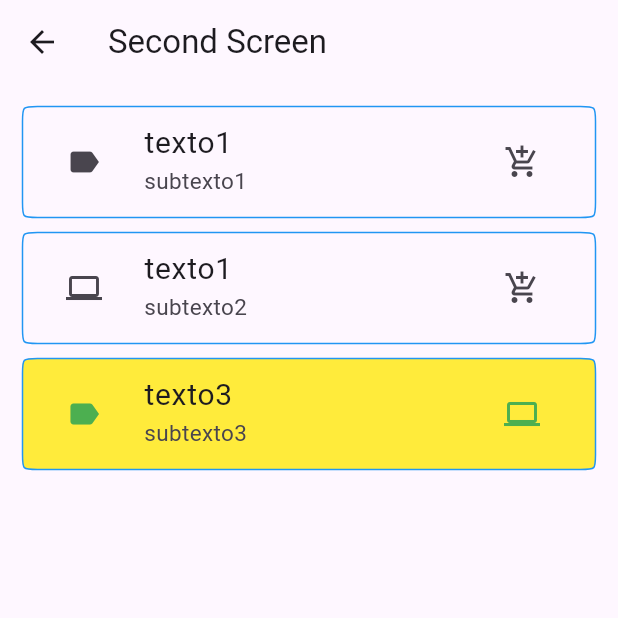
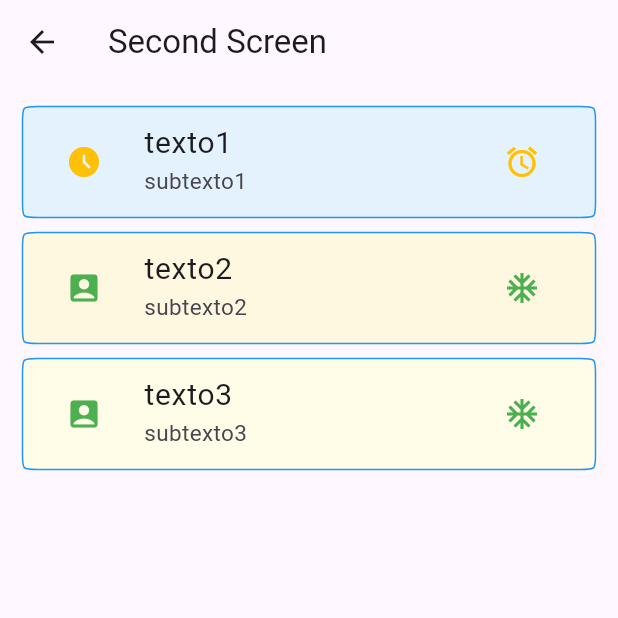
Before and after one commit to dennis-lincango/LearnFlutter, a Flutter app: the SecondScreen screen opened directly, on a phone screen of 412 x 824 dp, the top half of it. Run offline on Flutter 3.47's test engine with Material 3 defaults, Android fonts, the light colour scheme and no system bars.

Commit message:
fix: use the principle of immutable data to use widgets

```diff
--- a/lib/screens/second_screen.dart
+++ b/lib/screens/second_screen.dart
@@ -7,40 +7,41 @@ import '../widgets/listview.dart';
 class SecondScreen extends StatelessWidget {
   const SecondScreen({super.key});
 
-
   @override
   Widget build(BuildContext context) {
     return Scaffold(
       appBar: AppBar(
-        title:  const Text('Second Screen'),
+        title:   const Text('Second Screen'),
       ),
       body: ListView(
-        padding:   const EdgeInsets.all(10),
+        padding:    const EdgeInsets.all(10),
         children:  [
           ListTileWidget(
               title: "texto1",
-              subtitle: "subtexto1"),
+              subtitle: "subtexto1",
+            listTileColor: Colors.blue.shade50,
+            leadingIcon: Icons.access_time_filled,
+            trailingIcon: Icons.access_alarms,
+            iconColor: Colors.amber,
+          ),
           ListTileWidget(
-            title: "texto1",
+            title: "texto2",
             subtitle: "subtexto2",
-            leadingIcon: Icons.laptop,
+            listTileColor: Colors.amber.shade50,
+            leadingIcon: Icons.account_box,
+            trailingIcon: Icons.ac_unit,
+            iconColor: Colors.green,
           ),
           ListTileWidget(
               title: "texto3",
               subtitle: "subtexto3",
-              listTileColor: Colors.yellow,
-              trailingIcon: Icons.laptop,
+              listTileColor: Colors.yellow.shade50,
+              leadingIcon: Icons.account_box,
+              trailingIcon: Icons.ac_unit,
               iconColor: Colors.green
           )
         ],
       ),
-
-      // ElevatedButton(
-      //   child: Text('Go To First Screen'),
-      //   onPressed: () {
-      //     Navigator.push(context, MaterialPageRoute(builder: (context) => FirstScreen()));
-      //   }
-      // )
     );
   }
 }
--- a/lib/widgets/listview.dart
+++ b/lib/widgets/listview.dart
@@ -2,35 +2,35 @@ import 'package:flutter/material.dart';
 
 class ListTileWidget extends StatelessWidget {
 
-  String title, subtitle;
-  IconData leadingIcon, trailingIcon;
-  Color? listTileColor, iconColor;
+  final String title, subtitle;
+  final IconData leadingIcon, trailingIcon;
+  final Color? listTileColor, iconColor;
 
-  ListTileWidget({super.key,
+  const ListTileWidget({super.key,
     required this.title,
     required this.subtitle,
-      this.leadingIcon = Icons.label,
-      this.trailingIcon = Icons.add_shopping_cart,
-      this.listTileColor,
-      this.iconColor
+    required  this.leadingIcon,
+    required  this.trailingIcon,
+    required  this.listTileColor,
+    required  this.iconColor
   });
 
   @override
   Widget build(BuildContext context) {
     return Padding(
-        padding:   const EdgeInsets.all(5),
+        padding:     const EdgeInsets.all(5),
         child: ListTile(
           tileColor: listTileColor,
           shape: ContinuousRectangleBorder(
             borderRadius: BorderRadius.circular(10),
-            side:  const BorderSide(
+            side:    const BorderSide(
                 width: 1,
                 color: Colors.blue),
           ),
           title: Text(
               title,
-              style:  const TextStyle(fontSize: 20)),
-          subtitle: Text(subtitle, style:  const TextStyle(fontSize: 15)),
+              style:    const TextStyle(fontSize: 20)),
+          subtitle: Text(subtitle, style:    const TextStyle(fontSize: 15)),
           leading: IconButton(
             icon: Icon(leadingIcon), onPressed: (){} ,
             color: iconColor),
```
